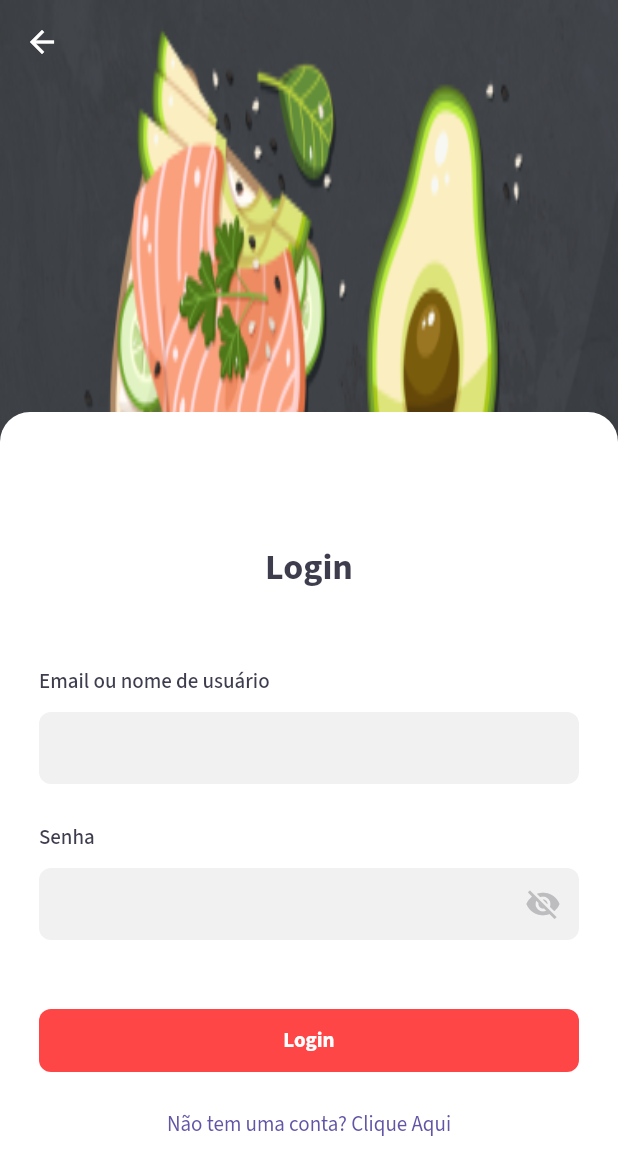
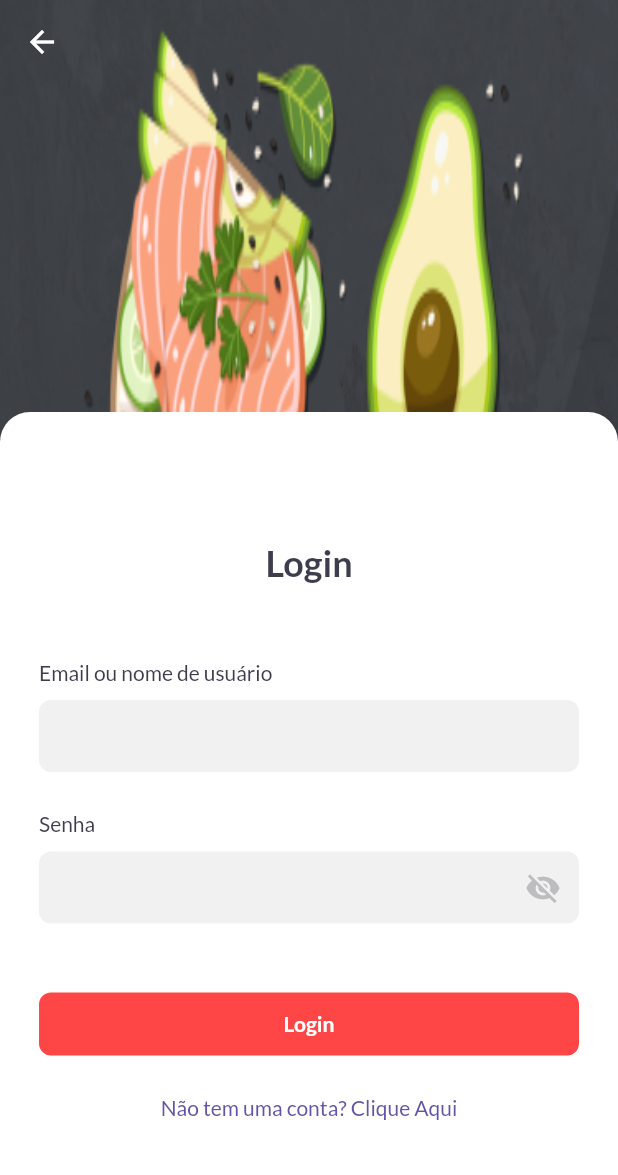
Before and after one commit to antoniokot/flaevr, a Flutter app: the screen it shows after launch, after a tap on "Já tem uma conta? Clique Aqui", on a phone screen of 412 x 824 dp. Shown: the top 1175 px of the screen. Run offline on Flutter 3.47's test engine with Material 2 defaults, Android fonts, the phone set to English and light mode, and no system bars; our stand-ins replace flutter_spinkit, google_fonts; network calls fail.

Commit message:
Changed App Font

```diff
--- a/lib/main.dart
+++ b/lib/main.dart
@@ -12,8 +12,7 @@ class MyApp extends StatelessWidget {
     return MaterialApp(
       title: 'Flutter Demo',
       theme: ThemeData(primaryColor: Color(0xff3d3d4e)).copyWith(
-          textTheme:
-              GoogleFonts.sourceSansProTextTheme(Theme.of(context).textTheme)),
+          textTheme: GoogleFonts.latoTextTheme(Theme.of(context).textTheme)),
       home: LoadingPage(),
     );
   }
```
Also changed, not shown: pubspec.lock.
